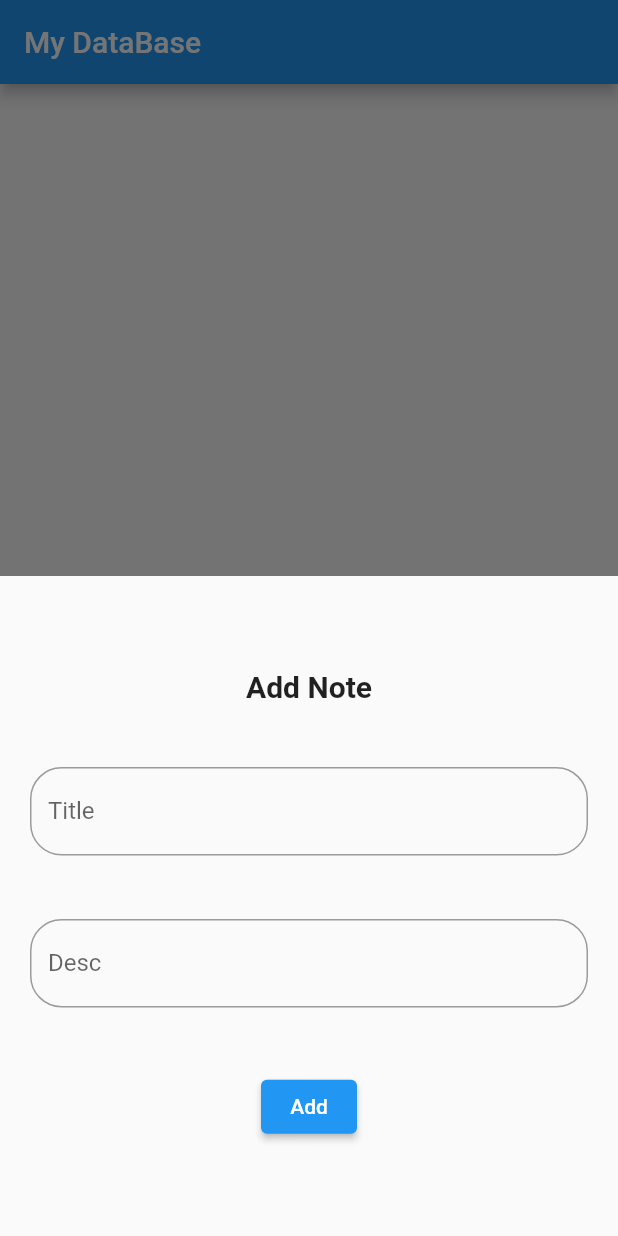
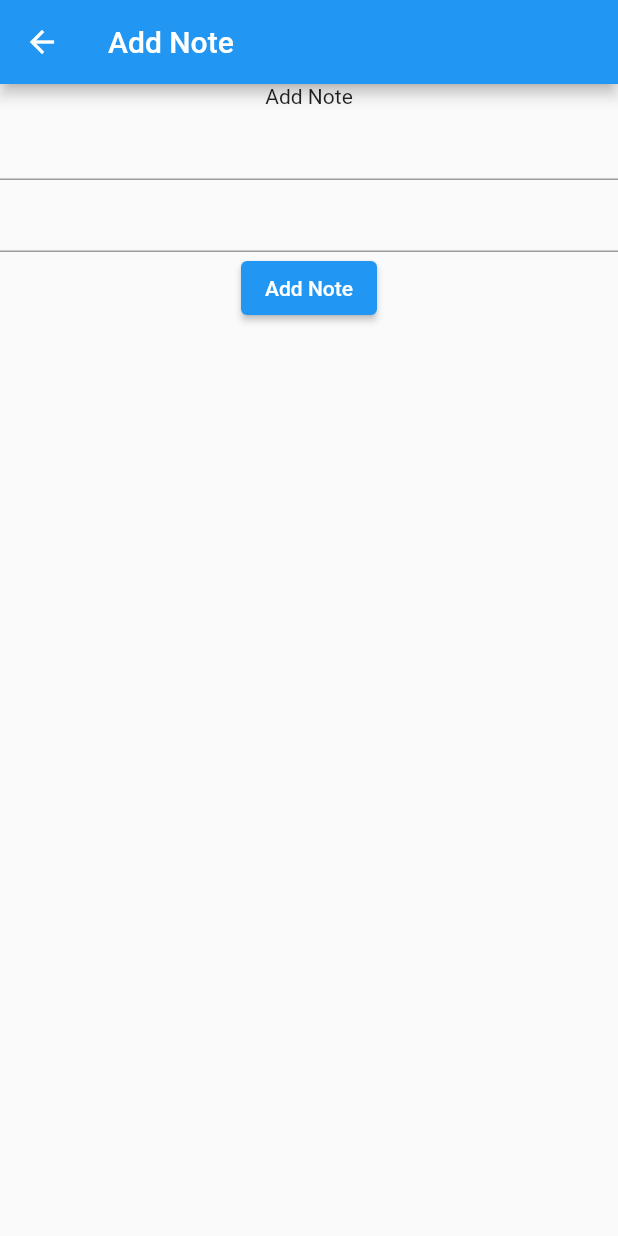
Before and after one commit to pallavipatil1998/Database, a Flutter app: the screen it shows after launch, after a tap on the "add" icon, on a phone screen of 412 x 824 dp. Run offline on Flutter 3.47's test engine with Material 2 defaults, Android fonts, the phone set to English and light mode, and no system bars; our stand-ins replace sqflite; accounts and stored records are empty.

Commit message:
Using Provider

```diff
--- a/lib/app_database.dart
+++ b/lib/app_database.dart
@@ -25,7 +25,10 @@ class AppDatabase{
     if(_database != null){
       return _database!;
     }else{
-      return await initDB();
+      // return await initDB();
+
+      _database=await initDB();
+      return _database!;
     }
   }
 
--- a/lib/main.dart
+++ b/lib/main.dart
@@ -1,10 +1,16 @@
 import 'package:flutter/material.dart';
 import 'package:my_database/app_database.dart';
+import 'package:my_database/note_provider.dart';
+import 'package:my_database/second_page.dart';
+import 'package:provider/provider.dart';
 
 import 'note_model.dart';
 
 void main() {
-  runApp(const MyApp());
+  runApp(ChangeNotifierProvider(
+      create: (context) => NoteProvider(),
+    child: MyApp(),
+  ));
 }
 
 class MyApp extends StatelessWidget {
@@ -33,150 +39,52 @@ class MyHomePage extends StatefulWidget {
 }
 
 class _MyHomePageState extends State<MyHomePage> {
-  late AppDatabase myDB;
   List<NoteModel> arrNotes=[];
 
   var titleController=TextEditingController();
   var descController=TextEditingController();
 
-  @override
-  void initState() {
-    super.initState();
-    myDB=AppDatabase.db;
-   getAllNotes();
+  //get all notes
+  getAllNotes(BuildContext context)async{
+    context.read<NoteProvider>().fetchNotes();
   }
 
-  //get all notes
-  getAllNotes()async{
-    arrNotes=await myDB.fetchAllNotes();
-    setState(() {});
-  }
-
-  //add note
-  enterNote(String titl,String des)async {
-    bool check = await myDB.addNote(NoteModel(title: titl, desc: des));
-    if (check) {
-      arrNotes = await myDB.fetchAllNotes();
-      setState(() {
-      });
-    }
-  }
   @override
   Widget build(BuildContext context) {
+    getAllNotes(context);
     return Scaffold(
       appBar: AppBar(title: Text(widget.title),),
-      body: ListView.builder(
-        itemCount: arrNotes.length,
+      body: Consumer<NoteProvider>(
+        builder: (_,provider,__){
+          return  ListView.builder(
+              itemCount:provider.getNotes().length,
+
               itemBuilder:(ctx ,index){
+                var currData=provider.getNotes()[index];
+
                 return InkWell(
                   onTap: (){
-               titleController.text=arrNotes[index].title;
-               descController.text=arrNotes[index].desc;
-
-               showModalBottomSheet(
-                   context: context,
-                   builder: (cntext){
-                     return Container(
-                       color: Colors.pinkAccent.shade200,
-                       margin: EdgeInsets.all(20),
-                       height: 400,
-                       child: Column(
-                         mainAxisAlignment: MainAxisAlignment.spaceEvenly,
-                         children: [
-                           Text("Update Note",style: TextStyle(fontSize: 20, fontWeight: FontWeight.bold)),
-                           TextField(
-                             controller:titleController ,
-                             decoration: InputDecoration(
-                                 border: OutlineInputBorder(borderRadius: BorderRadius.circular(21),),
-                                 hintText: "Enter Title",
-                                 label: Text("Title")
-                             ),
-                           ),
-                           TextField(
-                             controller:descController ,
-                             decoration: InputDecoration(
-                                 border: OutlineInputBorder(borderRadius: BorderRadius.circular(21)),
-                                 hintText: "Enter desc",
-                                 label: Text("Desc")
-                             ),
-                           ),
-                           ElevatedButton(
-                               onPressed: ()async{
-                                 var mtitle =titleController.text.toString();
-                                 var mdesc=descController.text.toString();
-                                 await myDB.updateNote(NoteModel(id: arrNotes[index].id,title: mtitle, desc: mdesc));
-
-                                 getAllNotes();
-                                 titleController.clear();
-                                 descController.text="";
-                                 Navigator.pop(context);
-                               },
-                               child: Text("Update")
-                           )
-                         ],
-                       ),
-                     ) ;
-                   }
-               );
+                    Navigator.push(context, MaterialPageRoute(builder: (context) => AddNotePage(isUpdate: true,title: currData.title,desc: currData.desc),));
                   },
                   child: ListTile(
-               title: Text(arrNotes[index].title),
-               subtitle: Text('${arrNotes[index].desc}'),
+                    title: Text(currData.title),
+                    subtitle: Text(currData.desc),
                     trailing: InkWell(
                         onTap: ()async{
-                   await myDB.deleteNote(arrNotes[index].id!);
-                   getAllNotes();
+                         context.read<NoteProvider>().deleteNotes(index);
                         },
                         child: Icon(Icons.delete,color: Colors.red,)),
                   ),
                 );
 
               }
+          );
+        },
       ),
       floatingActionButton: FloatingActionButton(
         onPressed: (){
-        showModalBottomSheet(
-            context: context,
-            builder: (cntext){
-              return Container(
-                margin: EdgeInsets.all(20),
-                height: 400,
-                child: Column(
-                  mainAxisAlignment: MainAxisAlignment.spaceEvenly,
-                  children: [
-                    Text("Add Note",style: TextStyle(fontSize: 20, fontWeight: FontWeight.bold)),
-                    TextField(
-                      controller:titleController ,
-                      decoration: InputDecoration(
-                        border: OutlineInputBorder(borderRadius: BorderRadius.circular(21),),
-                        hintText: "Enter Title",
-                        label: Text("Title")
-                      ),
-                    ),
-                    TextField(
-                      controller:descController ,
-                      decoration: InputDecoration(
-                          border: OutlineInputBorder(borderRadius: BorderRadius.circular(21)),
-                          hintText: "Enter desc",
-                          label: Text("Desc")
-                      ),
-                    ),
-                    ElevatedButton(
-                        onPressed: (){
-                          var title =titleController.text.toString();
-                          var desc=descController.text.toString();
-                         enterNote(title,desc);
-                         titleController.clear();
-                         descController.text="";
-                             Navigator.pop(context);
-                        },
-                        child: Text("Add")
-                    )
-                  ],
-                ),
-              ) ;
-            }
-        );
+          Navigator.push(context, MaterialPageRoute(builder: (context) => AddNotePage(isUpdate: false,),));
+
         },
         child: Icon(Icons.add),
       ),
--- /dev/null
+++ b/lib/note_provider.dart
@@ -0,0 +1,43 @@
+import 'package:flutter/material.dart';
+import 'package:my_database/app_database.dart';
+
+import 'note_model.dart';
+
+class NoteProvider extends ChangeNotifier {
+  List<NoteModel> _arrNotes = [];
+
+  AppDatabase dbb = AppDatabase.db;
+
+  // NoteProvider({required this.dbb});
+
+  fetchNotes()async {
+    _arrNotes= await dbb.fetchAllNotes();
+    notifyListeners();
+  }
+
+  addNotes(NoteModel newNote) async{
+    bool check =await dbb.addNote(newNote);
+   if(check){
+     fetchNotes();
+     //or
+    /* _arrNotes=await dbb.fetchAllNotes();
+     notifyListeners();*/
+   }
+  }
+
+  updateNotes(NoteModel note)async{
+    bool check=await dbb.updateNote(note);
+    if(check){
+      fetchNotes();
+    }
+  }
+
+  deleteNotes(int index){
+    dbb.deleteNote(index);
+    fetchNotes();
+  }
+
+  getNotes() {
+   return _arrNotes;
+  }
+}
--- /dev/null
+++ b/lib/second_page.dart
@@ -0,0 +1,71 @@
+import 'package:flutter/material.dart';
+import 'package:my_database/note_model.dart';
+import 'package:my_database/note_provider.dart';
+import 'package:provider/provider.dart';
+
+class AddNotePage extends StatelessWidget {
+  String? title;
+  String? desc;
+  bool isUpdate = false;
+
+  AddNotePage({required this.isUpdate, this.title, this.desc});
+
+  var titleController = TextEditingController();
+  var descController = TextEditingController();
+  String OperationTitle = "Add Note";
+
+  void addNote(String title, String desc, BuildContext context) {
+    context.read<NoteProvider>().addNotes(NoteModel(title: title, desc: desc));
+  }
+
+  void updateNote(String title,String desc,BuildContext context){
+  context.read<NoteProvider>().updateNotes(NoteModel(title: title, desc: desc));
+  }
+
+  initControllers() {
+    titleController.text = title!;
+    descController.text = desc!;
+  }
+
+  @override
+  Widget build(BuildContext context) {
+    if (isUpdate) {
+      initControllers();
+      OperationTitle = "Update Note";
+    }
+
+    return Scaffold(
+      appBar: AppBar(
+        title: Text(OperationTitle),
+      ),
+
+      body: Container(
+        height: 400,
+        child: Column(
+          children: [
+            Text(OperationTitle),
+          TextField(
+          controller: titleController,),
+            TextField(controller:descController,),
+            ElevatedButton(
+                onPressed: (){
+                  var title=titleController.text.toString();
+                  var desc=descController.text.toString();
+
+                  if(isUpdate){
+                    updateNote(title, desc, context);
+                  }else{
+                    addNote(title, desc, context);
+                  }
+
+                  Navigator.pop(context);
+
+                },
+                child: Text(OperationTitle)
+            ),
+          ],
+        ),
+      ),
+    );
+  }
+}
--- a/pubspec.yaml
+++ b/pubspec.yaml
@@ -38,6 +38,8 @@ dependencies:
   sqflite: ^2.2.8+4
   path: ^1.8.2
   path_provider: ^2.1.0
+  provider: ^6.0.5
+  get: ^4.6.5
 
 dev_dependencies:
   flutter_test:
```
Also changed, not shown: pubspec.lock. Lines whose indentation alone changed are shown as unchanged.
